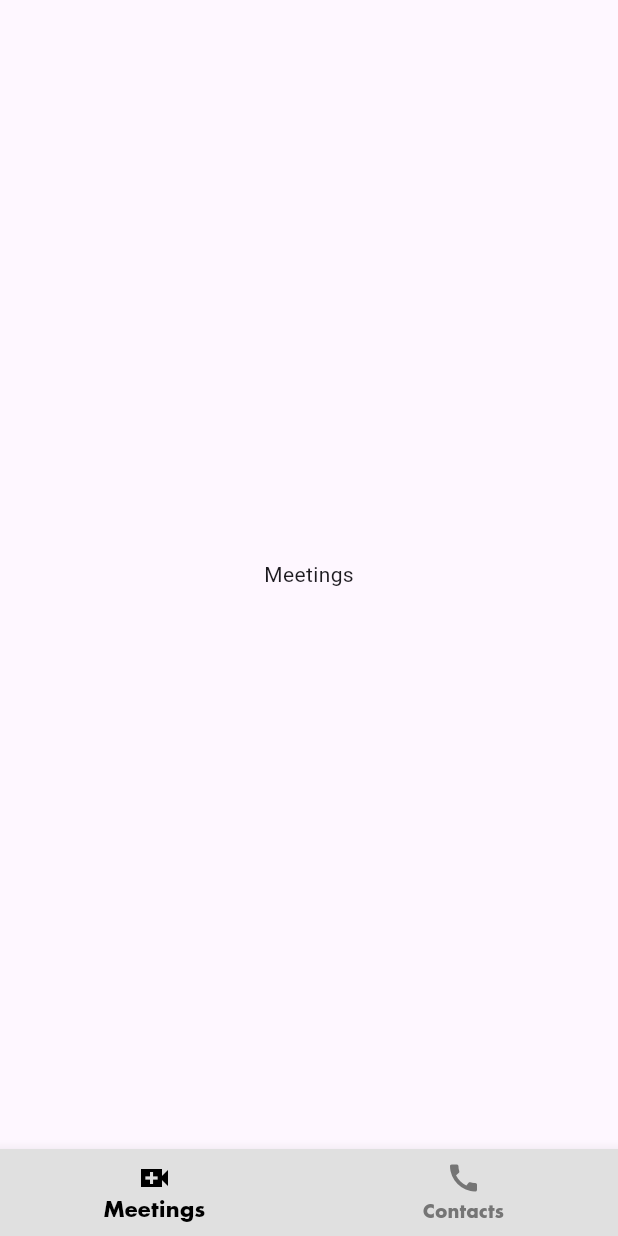
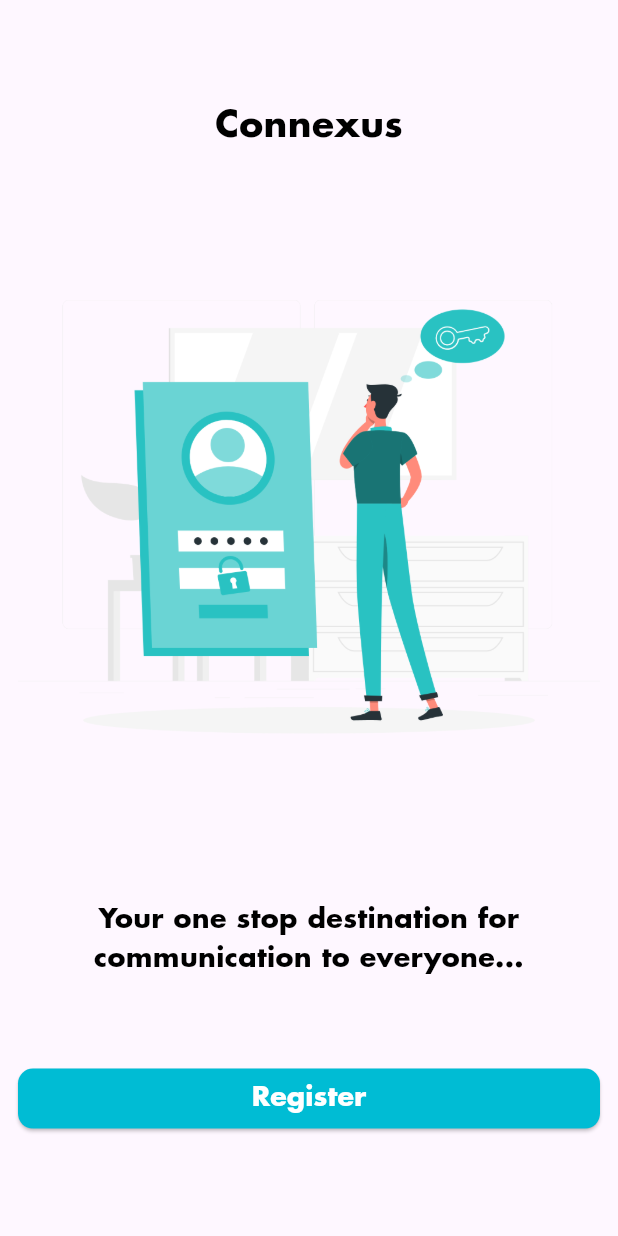
Before and after one commit to RAry-n/connexus-hackfest24, a Flutter app: the screen it shows after launch, on a phone screen of 412 x 824 dp. Run offline on Flutter 3.47's test engine with Material 3 defaults, Android fonts, the light colour scheme and no system bars; our stand-ins replace contacts_service, country_picker, firebase_auth, firebase_core, permission_handler, pinput and 1 more; accounts and stored records are empty.

Commit message:
Implemented Phone Authentication

```diff
--- /dev/null
+++ b/lib/constants/image_strings.dart
@@ -0,0 +1,9 @@
+
+/* Image Location Strings */
+
+// Splash Screen
+
+// Welcome Screen
+const String welcomeIllustration = "assets/images/get_started.png";
+const String registerIllustration = "assets/images/register.png";
+const String otpIllustration = "assets/images/otp.png";
--- /dev/null
+++ b/lib/constants/text_strings.dart
@@ -0,0 +1,10 @@
+
+/* Text Strings */
+
+const String appName = "Connexus";
+
+// Welcome Screen
+
+const String welcomeScreenTitle = "Your one stop destination for communication to everyone...";
+const String registerScreenTitle = "Enter your phone number to continue...";
+const String otpScreenTitle = "Enter the OTP sent to your phone...";
--- a/lib/main.dart
+++ b/lib/main.dart
@@ -1,7 +1,11 @@
+import 'package:connexus/pages/get_started_screen.dart';
 import 'package:connexus/pages/home_screen.dart';
+import 'package:connexus/pages/register_screen.dart';
+import 'package:connexus/provider/my_auth_provider.dart';
 import 'package:firebase_core/firebase_core.dart';
 import 'package:flutter/material.dart';
 import 'package:flutter/services.dart';
+import 'package:provider/provider.dart';
 
 import 'firebase_options.dart';
 
@@ -24,17 +28,60 @@
       DeviceOrientation.portraitDown,
     ]);
 
+    return ChangeNotifierProvider<MyAuthProvider>(
+      create: (_) => MyAuthProvider(),
+      child: const MaterialApp(
+        home: MyAppHomePage(),
+        debugShowCheckedModeBanner: false,
+      ),
+    );
+  }
+}
+
+class MyAppHomePage extends StatefulWidget {
+  const MyAppHomePage({super.key});
+
+  @override
+  State<MyAppHomePage> createState() => _MyAppHomePageState();
+}
+
+class _MyAppHomePageState extends State<MyAppHomePage> {
+  bool _isInitialized = false;
+
+  @override
+  void initState() {
+    super.initState();
+    _initializeApp();
+  }
+
+  @override
+  Widget build(BuildContext context) {
+    if (!_isInitialized) {
+      return Container();
+    }
+
+    final ap = Provider.of<MyAuthProvider>(context);
+    final bool loggedIn = ap.isSignedIn;
+
     return MaterialApp(
-      initialRoute: '/home_screen',
+      initialRoute: loggedIn ? '/home_screen' : '/get_started',
       routes: {
         // '/chat': (context) => const Chat(),
         '/home_screen': (context) => const HomeScreen(),
-        // '/get_started': (context) => const GetStartedScreen(),
-        // '/register': (context) => const RegisterScreen(),
+        '/get_started': (context) => const GetStartedScreen(),
+        '/register': (context) => const RegisterScreen(),
         // '/conversation': (context) => const ConversationPage(),
       },
       debugShowCheckedModeBanner: false,
       // navigatorKey: navigatorKey,
     );
   }
+
+  Future<void> _initializeApp() async {
+    final ap = Provider.of<MyAuthProvider>(context, listen: false);
+    await ap.checkSignIn();
+    setState(() {
+      _isInitialized = true;
+    });
+  }
 }
--- /dev/null
+++ b/lib/pages/get_started_screen.dart
@@ -0,0 +1,59 @@
+import 'package:flutter/material.dart';
+
+import '../constants/image_strings.dart';
+import '../constants/my_colors.dart';
+import '../constants/text_strings.dart';
+
+class GetStartedScreen extends StatelessWidget {
+  const GetStartedScreen({super.key});
+
+  @override
+  Widget build(BuildContext context) {
+    return Scaffold(
+      body: Container(
+        padding: const EdgeInsets.all(12.0),
+        child: Column(
+          mainAxisAlignment: MainAxisAlignment.spaceEvenly,
+          children: [
+            const Text(
+              appName,
+              style: TextStyle(color: MyColors.text, fontFamily: 'Futura', fontWeight: FontWeight.w400, fontSize: 24),
+            ),
+            const Image(image: AssetImage(welcomeIllustration)),
+            const Text(
+              welcomeScreenTitle,
+              style: TextStyle(
+                color: MyColors.text,
+                fontFamily: 'Futura',
+                fontWeight: FontWeight.w300,
+                fontSize: 18,
+              ),
+              textAlign: TextAlign.center,
+            ),
+            SizedBox(
+              width: double.infinity,
+              child: ElevatedButton(
+                onPressed: () => Navigator.pushNamed(context, '/register'),
+                style: ElevatedButton.styleFrom(
+                  backgroundColor: Colors.cyan,
+                  shape: RoundedRectangleBorder(
+                    borderRadius: BorderRadius.circular(10),
+                  ),
+                ),
+                child: const Text(
+                  "Register",
+                  style: TextStyle(
+                    color: MyColors.alter,
+                    fontFamily: 'Futura',
+                    fontWeight: FontWeight.w300,
+                    fontSize: 18,
+                  ),
+                ),
+              ),
+            ),
+          ],
+        ),
+      ),
+    );
+  }
+}
--- /dev/null
+++ b/lib/widgets/snackbar_widget.dart
@@ -0,0 +1,5 @@
+import 'package:flutter/material.dart';
+
+void showSnackBar(BuildContext context, String content) {
+  ScaffoldMessenger.of(context).showSnackBar(SnackBar(content: Text(content),));
+}
```
Also changed, not shown: lib/pages/contacts_home.dart (+27 -9 lines), lib/pages/otp_screen.dart (added, +141 -0 lines), lib/pages/register_screen.dart (added, +125 -0 lines), lib/provider/my_auth_provider.dart (added, +98 -0 lines), pubspec.yaml (+4 -3 lines), assets/images/get_started.png (added), assets/images/otp.png (added), assets/images/register.png (added), pubspec.lock, 5 other files.
